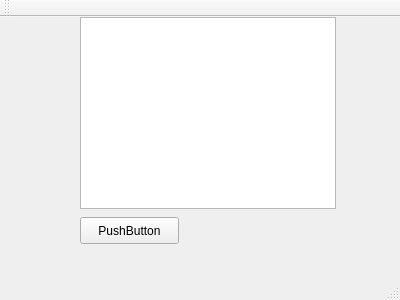
First picture: the form in mainwindow.ui, repository caiweiwenjs/cprinter, before the edit.
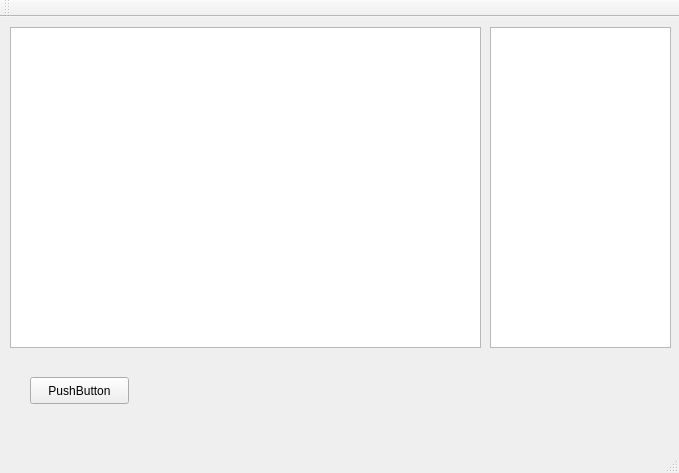
Second picture: the form after the edit.

The edit to the form file:
```diff
--- a/mainwindow.ui
+++ b/mainwindow.ui
@@ -6,8 +6,8 @@
    <rect>
     <x>0</x>
     <y>0</y>
-    <width>400</width>
-    <height>300</height>
+    <width>679</width>
+    <height>473</height>
    </rect>
   </property>
   <property name="windowTitle">
@@ -17,8 +17,8 @@
    <widget class="QPushButton" name="pushButton">
     <property name="geometry">
      <rect>
-      <x>80</x>
-      <y>200</y>
+      <x>30</x>
+      <y>360</y>
       <width>99</width>
       <height>27</height>
      </rect>
@@ -30,10 +30,20 @@
    <widget class="QListWidget" name="listWidget">
     <property name="geometry">
      <rect>
-      <x>80</x>
-      <y>0</y>
-      <width>256</width>
-      <height>192</height>
+      <x>490</x>
+      <y>10</y>
+      <width>181</width>
+      <height>321</height>
+     </rect>
+    </property>
+   </widget>
+   <widget class="QTableWidget" name="tableWidget">
+    <property name="geometry">
+     <rect>
+      <x>10</x>
+      <y>10</y>
+      <width>471</width>
+      <height>321</height>
      </rect>
     </property>
    </widget>
```
Left out of the diff: 2 changed lines with no effect on the pictures.
